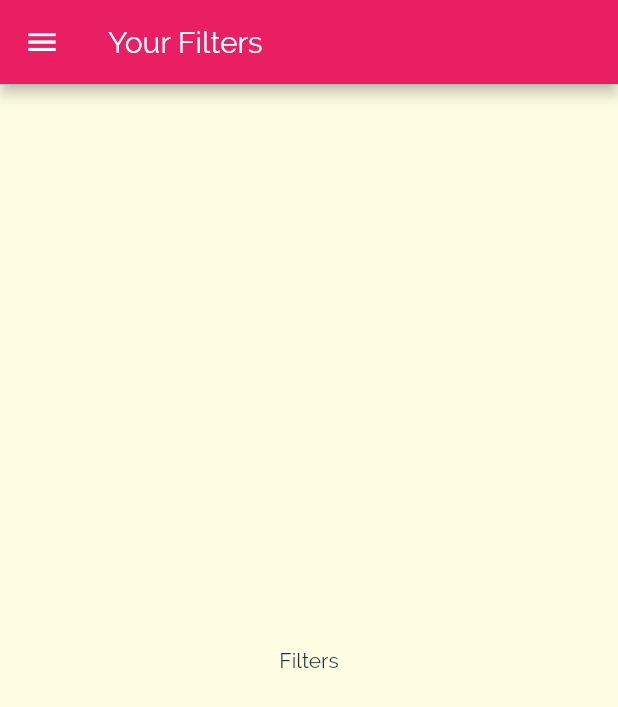
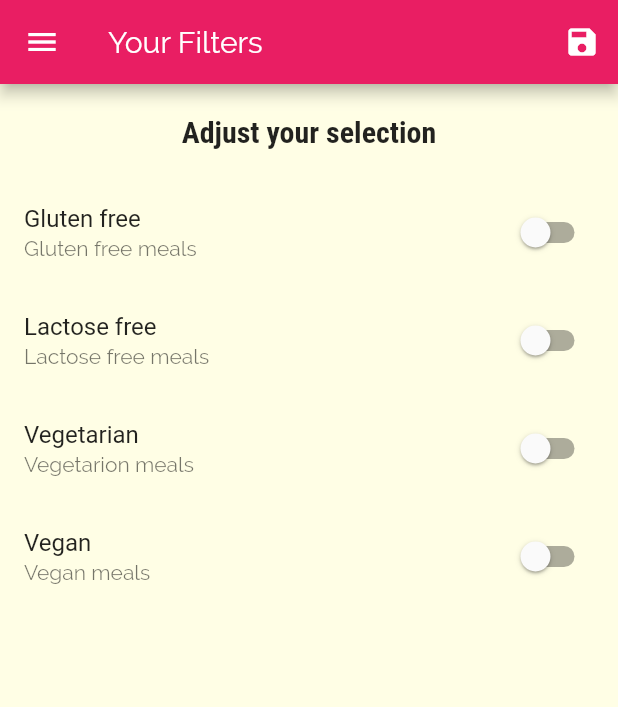
Before and after one commit to Devl326789/MealApp, a Flutter app: the FiltersScreen screen opened by its route, on a phone screen of 412 x 824 dp. Shown: the top 707 px of the screen. Run offline on Flutter 3.47's test engine with Material 2 defaults, Android fonts, the phone set to English and light mode, and no system bars; statements that could not run were skipped.

Commit message:
Filters and saving state.

```diff
--- a/lib/main.dart
+++ b/lib/main.dart
@@ -1,4 +1,7 @@
 import 'dart:ui';
+import './dummy_data.dart';
+import './models/meal.dart';
+
 import 'screens/filters_screen.dart';
 
 import './screens/tabs_screen.dart';
@@ -11,7 +14,41 @@ import 'screens/categories_screen.dart';
 
 void main() => runApp(MyApp());
 
-class MyApp extends StatelessWidget {
+class MyApp extends StatefulWidget {
+  @override
+  _MyAppState createState() => _MyAppState();
+}
+
+class _MyAppState extends State<MyApp> {
+  Map<String, bool> _filters = {
+    'gluten': false,
+    'lactose': false,
+    'vegan': false,
+    'vegetarian': false,
+  };
+  List<Meal> _availableMeals = DUMMY_MEALS;
+
+  void _setFilters(Map<String, bool> filterData) {
+    setState(() {
+      _filters = filterData;
+      _availableMeals = DUMMY_MEALS.where((meal) {
+        if (_filters['gluten'] && !meal.isGlutenFree) {
+          return false;
+        }
+        if (_filters['lactose'] && !meal.isLactoseFree) {
+          return false;
+        }
+        if (_filters['vegan'] && !meal.isVegan) {
+          return false;
+        }
+        if (_filters['vegetarian'] && !meal.isVegetarian) {
+          return false;
+        }
+        return true;
+      }).toList();
+    });
+  }
+
   @override
   Widget build(BuildContext context) {
     return MaterialApp(
@@ -37,9 +74,10 @@ class MyApp extends StatelessWidget {
       // home: CategoriesScreen(),
       routes: {
         '/': (ctx) => TabsScreen(),
-        CategoryMealsScreen.routeName: (ctx) => CategoryMealsScreen(),
+        CategoryMealsScreen.routeName: (ctx) =>
+            CategoryMealsScreen(_availableMeals),
         MealDetailsScreen.routeName: (ctx) => MealDetailsScreen(),
-        FiltersScreen.routeName: (ctx) => FiltersScreen(),
+        FiltersScreen.routeName: (ctx) => FiltersScreen(_filters, _setFilters),
       },
       onUnknownRoute: (settings) {
         return MaterialPageRoute(
--- a/lib/screens/category_meals_screen.dart
+++ b/lib/screens/category_meals_screen.dart
@@ -1,10 +1,12 @@
 import 'package:flutter/material.dart';
 import '../widgets/meal_item.dart';
-import '../dummy_data.dart';
 import '../models/meal.dart';
 
 class CategoryMealsScreen extends StatefulWidget {
   static const routeName = '/category-meals';
+
+  final List<Meal> availableMeals;
+  CategoryMealsScreen(this.availableMeals);
 
   @override
   _CategoryMealsScreenState createState() => _CategoryMealsScreenState();
@@ -22,7 +24,7 @@ class _CategoryMealsScreenState extends State<CategoryMealsScreen> {
           ModalRoute.of(context).settings.arguments as Map<String, String>;
       categoryTitle = routeArgs['title'];
       final categoryId = routeArgs['id'];
-      displayedMeals = DUMMY_MEALS.where((meal) {
+      displayedMeals = widget.availableMeals.where((meal) {
         return meal.categories.contains(categoryId);
       }).toList();
       _loadedInitData = true;
--- a/lib/screens/filters_screen.dart
+++ b/lib/screens/filters_screen.dart
@@ -1,18 +1,137 @@
 import '../widgets/main_drawer.dart';
 import 'package:flutter/material.dart';
 
-class FiltersScreen extends StatelessWidget {
+class FiltersScreen extends StatefulWidget {
   static const routeName = '/filters';
+
+  final Function saveFilters;
+  final Map<String, bool> currentFilters;
+
+  FiltersScreen(this.currentFilters, this.saveFilters);
+
+  @override
+  _FiltersScreenState createState() => _FiltersScreenState();
+}
+
+class _FiltersScreenState extends State<FiltersScreen> {
+  var _glutenFree = false;
+  var _vegetarian = false;
+  var _vegan = false;
+  var _lactoseFree = false;
+
+  @override
+  initState() {
+    _glutenFree = widget.currentFilters['gluten'];
+    _lactoseFree = widget.currentFilters['lactose'];
+    _vegan = widget.currentFilters['vegan'];
+    _vegetarian = widget.currentFilters['vegetarian'];
+    super.initState();
+  }
+
+  Widget _buildSwitchListTile(
+    String title,
+    String desc,
+    bool currentValue,
+    Function updateValue,
+  ) {
+    return SwitchListTile(
+      value: currentValue,
+      onChanged: updateValue,
+      title: Text(title),
+      subtitle: Text(
+        desc,
+      ),
+    );
+  }
 
   @override
   Widget build(BuildContext context) {
     return Scaffold(
       appBar: AppBar(
         title: Text('Your Filters'),
+        actions: <Widget>[
+          IconButton(
+            icon: Icon(Icons.save),
+            onPressed: () {
+              final selectedFilters = {
+                'gluten': _glutenFree,
+                'lactose': _lactoseFree,
+                'vegan': _vegan,
+                'vegetarian': _vegetarian,
+              };
+
+              widget.saveFilters(selectedFilters);
+            },
+          ),
+        ],
       ),
       drawer: MainDrawer(),
       body: Center(
-        child: Text('Filters'),
+        child: Column(
+          children: <Widget>[
+            Container(
+              padding: EdgeInsets.all(20),
+              child: Text(
+                'Adjust your selection',
+                style: Theme.of(context).textTheme.title,
+              ),
+            ),
+            Expanded(
+              child: ListView(
+                children: <Widget>[
+                  _buildSwitchListTile(
+                    'Gluten free',
+                    'Gluten free meals',
+                    _glutenFree,
+                    (newValue) {
+                      setState(
+                        () {
+                          _glutenFree = newValue;
+                        },
+                      );
+                    },
+                  ),
+                  _buildSwitchListTile(
+                    'Lactose free',
+                    'Lactose free meals',
+                    _lactoseFree,
+                    (newValue) {
+                      setState(
+                        () {
+                          _lactoseFree = newValue;
+                        },
+                      );
+                    },
+                  ),
+                  _buildSwitchListTile(
+                    'Vegetarian',
+                    'Vegetarion meals',
+                    _vegetarian,
+                    (newValue) {
+                      setState(
+                        () {
+                          _vegetarian = newValue;
+                        },
+                      );
+                    },
+                  ),
+                  _buildSwitchListTile(
+                    'Vegan',
+                    'Vegan meals',
+                    _vegan,
+                    (newValue) {
+                      setState(
+                        () {
+                          _vegan = newValue;
+                        },
+                      );
+                    },
+                  ),
+                ],
+              ),
+            )
+          ],
+        ),
       ),
     );
   }
```
